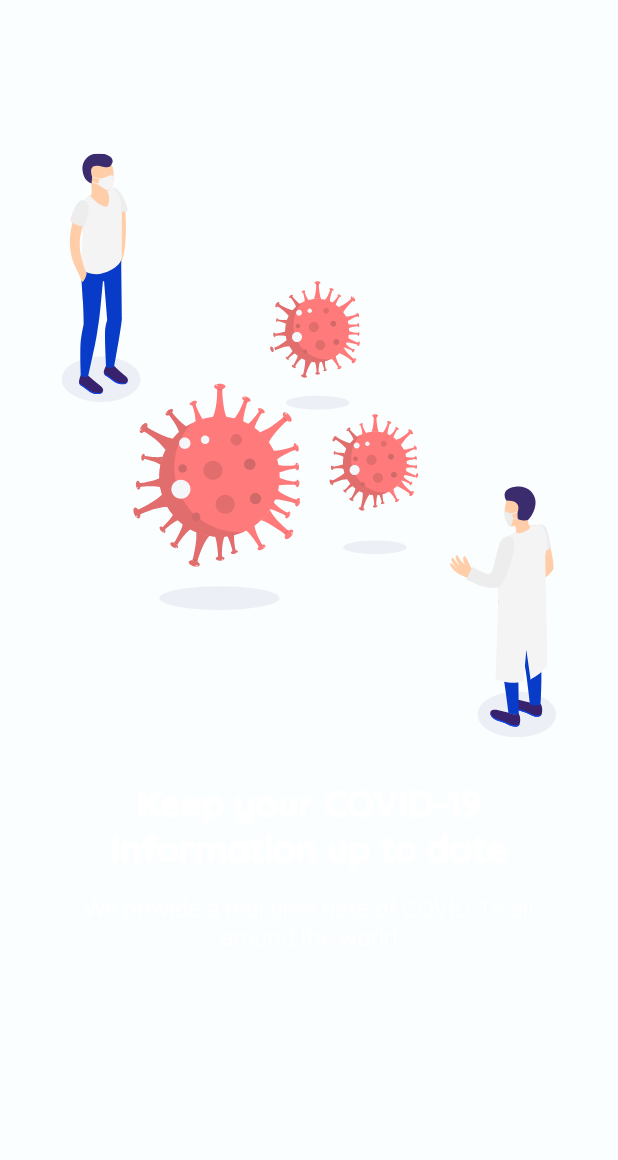
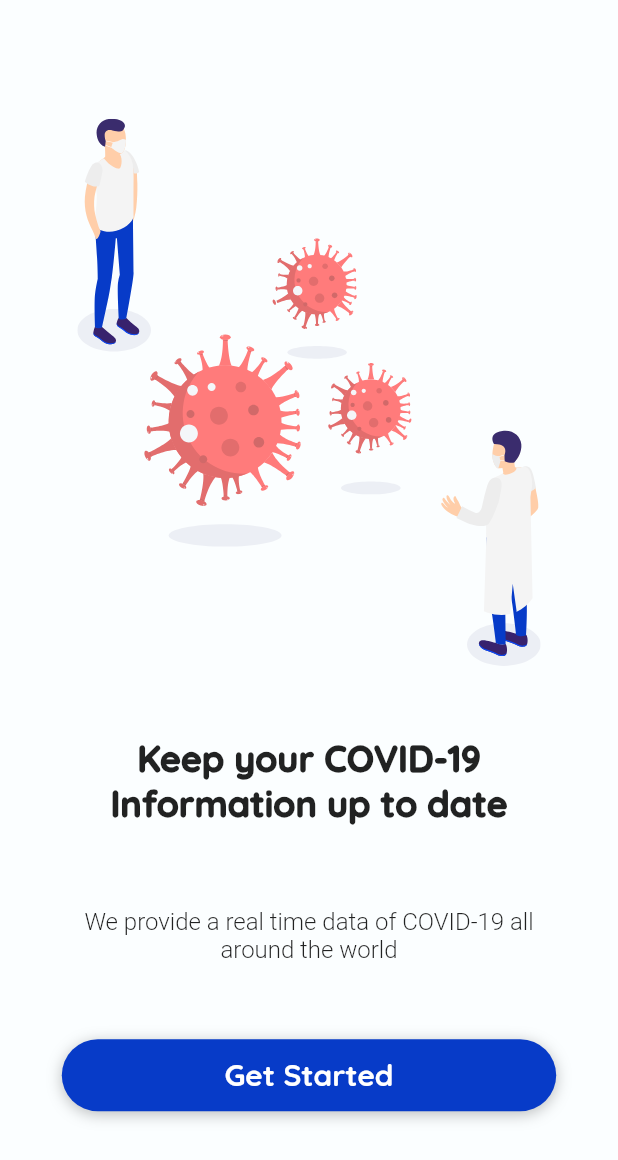
Before and after one commit to ukayaj620/covidfo, a Flutter app: the screen it shows after launch, on a phone screen of 412 x 824 dp. Shown: the top 1160 px of the screen. Run offline on Flutter 3.47's test engine with Material 2 defaults, Android fonts, the phone set to English and light mode, and no system bars; our stand-ins replace flutter_svg.

Commit message:
feat: finish layout of intro page

```diff
--- a/lib/pages/intro.dart
+++ b/lib/pages/intro.dart
@@ -1,3 +1,4 @@
+import 'package:covidfo/components/cov_button.dart';
 import 'package:flutter/material.dart';
 import 'package:covidfo/constants/palette.dart';
 import 'package:flutter_svg/flutter_svg.dart';
@@ -8,7 +9,8 @@ class IntroPage extends StatelessWidget {
   @override
   Widget build(BuildContext context) {
     return Scaffold(
-      body: Container(
+      body: SafeArea(
+        child: Container(
           width: MediaQuery.of(context).size.width,
           height: MediaQuery.of(context).size.height,
           decoration: BoxDecoration(
@@ -16,15 +18,15 @@ class IntroPage extends StatelessWidget {
           ),
           padding: EdgeInsets.symmetric(
             horizontal: MediaQuery.of(context).size.width * 0.1,
-          vertical: MediaQuery.of(context).size.height * 0.1,
+            vertical: MediaQuery.of(context).size.height * 0.05,
           ),
           child: Column(
+            mainAxisAlignment: MainAxisAlignment.spaceEvenly,
             children: <Widget>[
               Container(
-              margin: EdgeInsets.symmetric(vertical: 20.0),
                 child: SvgPicture.asset(
                   "assets/images/covid19_new.svg",
-                width: MediaQuery.of(context).size.width * 0.8,
+                  width: MediaQuery.of(context).size.width * 0.75,
                 ),
               ),
               Container(
@@ -35,6 +37,7 @@ class IntroPage extends StatelessWidget {
                   fontFamily: 'Quicksand',
                   fontSize: 24.0,
                   fontWeight: FontWeight.w900,
+                  textColor: Colors.black87,
                 ),
               ),
               Container(
@@ -45,11 +48,22 @@ class IntroPage extends StatelessWidget {
                   fontFamily: 'Roboto',
                   fontSize: 16.0,
                   fontWeight: FontWeight.w300,
+                  textColor: Colors.black87,
+                ),
+              ),
+              Container(
+                alignment: Alignment.bottomCenter,
+                margin: EdgeInsets.symmetric(vertical: 4.0),
+                child: CovButton(
+                  onPressed: () => print('Fly to sign up page'),
+                  color: Palette.primaryColor,
+                  buttonText: 'Get Started',
                 ),
               ),
             ],
           )
         )
+      )
     );
   }
 }
```
Lines whose indentation alone changed are shown as unchanged.
